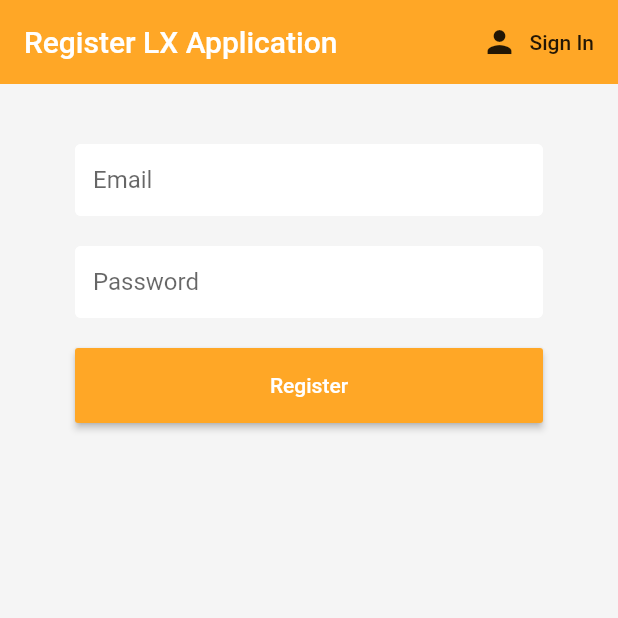
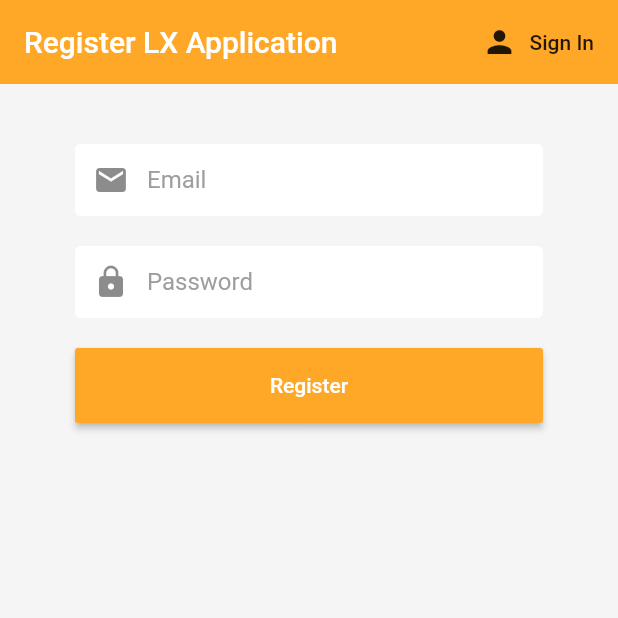
Before and after one commit to jasonnonstop10/csc234projectGroup3, a Flutter app: the screen it shows after launch, after a tap on "Sign In", after a tap on "Register", on a phone screen of 412 x 824 dp, the top half of it. Run offline on Flutter 3.47's test engine with Material 2 defaults, Android fonts, the phone set to English and light mode, and no system bars; our stand-ins replace firebase_auth, flutter_spinkit; accounts and stored records are empty.

Commit message:
[ADD]Prefix icon

```diff
--- a/lxapp/lib/screens/authenticate/register.dart
+++ b/lxapp/lib/screens/authenticate/register.dart
@@ -45,7 +45,7 @@ class _RegisterState extends State<Register> {
             children: <Widget>[
               SizedBox(height: 20.0),
               TextFormField(
-                decoration: textInputDecoration.copyWith(hintText: 'Email'),
+                decoration: textInputDecoration.copyWith(hintText: 'Email',prefixIcon: Icon(Icons.email) ),
                 validator: (val) => val.isEmpty ? 'Enter an email' : null,
                 onChanged: (val) {
                   setState(() => email = val);
@@ -53,7 +53,7 @@ class _RegisterState extends State<Register> {
               ),
               SizedBox(height: 20.0),
               TextFormField(
-                decoration: textInputDecoration.copyWith(hintText: 'Password'),
+                decoration: textInputDecoration.copyWith(hintText: 'Password',prefixIcon: Icon(Icons.lock)),
                 obscureText: true,
                 validator: (val) => val.length < 8 ? 'Enter the password 8+ charactors' : null,
                 onChanged: (val) {
--- a/lxapp/lib/screens/authenticate/sign_in.dart
+++ b/lxapp/lib/screens/authenticate/sign_in.dart
@@ -2,6 +2,7 @@ import 'package:flutter/material.dart';
 import 'package:lxapp/services/auth.dart';
 import 'package:lxapp/shared/constants.dart';
 import 'package:lxapp/shared/loading.dart';
+
 
 class SignIn extends StatefulWidget {
   final Function toggleView;
@@ -36,15 +37,20 @@ class _SignInState extends State<SignIn> {
           ),
         ],
       ),
+      //หน้าจอหลัก
+
       body: Container(
         padding: EdgeInsets.symmetric(vertical: 20.0, horizontal: 50.0),
+
         child: Form(
+
             key: _formKey,
             child: Column(
+
             children: <Widget>[
               SizedBox(height: 20.0),
               TextFormField(
-                decoration: textInputDecoration.copyWith(hintText: 'Email'),
+                decoration: textInputDecoration.copyWith(hintText: 'Email',prefixIcon: Icon(Icons.email)),
                 validator: (val) => val.isEmpty ? 'Enter an email' : null,
                 onChanged: (val) {
                   setState(() => email = val);
@@ -52,7 +58,7 @@ class _SignInState extends State<SignIn> {
               ),
               SizedBox(height: 20.0),
               TextFormField(
-                decoration: textInputDecoration.copyWith(hintText: 'Password'),
+                decoration: textInputDecoration.copyWith(hintText: 'Password',prefixIcon: Icon(Icons.lock)),
                 validator: (val) => val.length < 8 ? 'Enter the password' : null,
                 obscureText: true,
                 onChanged: (val) {
--- a/lxapp/lib/shared/constants.dart
+++ b/lxapp/lib/shared/constants.dart
@@ -1,8 +1,10 @@
 import 'package:flutter/material.dart';
+
 
 const textInputDecoration = InputDecoration(
   fillColor: Colors.white,
   filled: true,
+  hintStyle: TextStyle(color: Colors.grey),
   contentPadding: EdgeInsets.all(12.0),
   enabledBorder: OutlineInputBorder(
     borderSide: BorderSide(color: Colors.white, width: 2.0),
--- a/lxapp/pubspec.yaml
+++ b/lxapp/pubspec.yaml
@@ -32,6 +32,7 @@ dependencies:
   cloud_firestore: ^0.12.9+4
   provider: ^3.1.0
   flutter_spinkit: "^4.1.2"
+  rounded_floating_app_bar: ^0.1.0
 
 dev_dependencies:
   flutter_test:
```
Also changed, not shown: lxapp/pubspec.lock.
